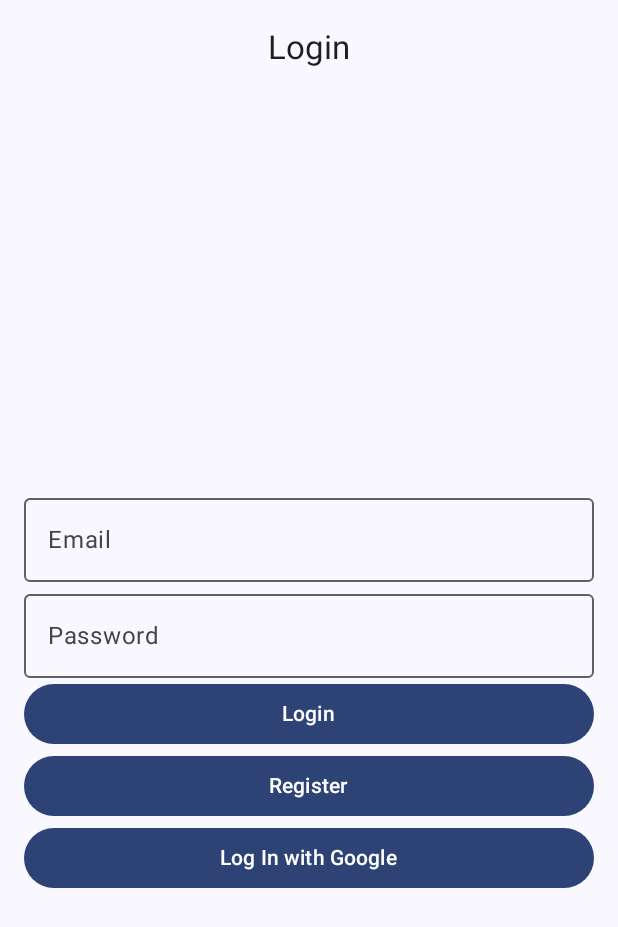
After one commit to chilagranate/CostSplitter, an Android app built with Jetpack Compose: the composable CostSplitterApp shown on its own in the app's theme, on a phone screen of 412 x 824 dp. The commit adds this screen. Shown: the top 927 px of the screen. Run offline under Robolectric (Android 15) with nearby library versions, the phone set to English and light mode, and no system bars.

Commit message:
feat: Add login screen and navigation
This commit adds a login screen and sets up basic navigation between the launcher screen and the login screen.

- Added Firebase
 dependencies for authentication and analytics.
- Created LoginScreen composable with email and password fields.
- Created LauncherScreen composable with a loading indicator.
- Implemented navigation between LauncherScreen and LoginScreen.
- Created CostSplitterTopAppBar composable for consistent app bar.
- Added CostSplitterApplication class for
 dependency injection.
- Updated build.gradle.kts with necessary dependencies and plugins.

```diff
--- a/app/src/main/AndroidManifest.xml
+++ b/app/src/main/AndroidManifest.xml
@@ -3,6 +3,7 @@
     xmlns:tools="http://schemas.android.com/tools">
 
     <application
+        android:name=".CostSplitterApplication"
         android:allowBackup="true"
         android:dataExtractionRules="@xml/data_extraction_rules"
         android:fullBackupContent="@xml/backup_rules"
--- /dev/null
+++ b/app/src/main/java/com/example/costsplitter/CostSplitterApp.kt
@@ -0,0 +1,53 @@
+package com.example.costsplitter
+
+import android.annotation.SuppressLint
+import androidx.compose.material.icons.Icons
+import androidx.compose.material.icons.Icons.Filled
+import androidx.compose.material.icons.automirrored.filled.ArrowBack
+import androidx.compose.material.icons.filled.ArrowBack
+import androidx.compose.material3.CenterAlignedTopAppBar
+import androidx.compose.material3.ExperimentalMaterial3Api
+import androidx.compose.material3.Icon
+import androidx.compose.material3.IconButton
+import androidx.compose.material3.Text
+import androidx.compose.material3.TopAppBarScrollBehavior
+import androidx.compose.runtime.Composable
+import androidx.compose.ui.Modifier
+import androidx.compose.ui.res.stringResource
+import androidx.navigation.NavHostController
+import androidx.navigation.compose.rememberNavController
+import com.example.costsplitter.ui.navigation.CostSplitterNavHost
+
+@SuppressLint("UnusedMaterial3ScaffoldPaddingParameter")
+@Composable
+fun CostSplitterApp(navController: NavHostController = rememberNavController()) {
+    CostSplitterNavHost(navController = navController)
+}
+
+
+/**
+ * App bar to display title and conditionally display the back navigation.
+ */
+@OptIn(ExperimentalMaterial3Api::class)
+@Composable
+fun CostSplitterTopAppBar(
+    title: String,
+    canNavigateBack: Boolean,
+    modifier: Modifier = Modifier,
+    scrollBehavior: TopAppBarScrollBehavior? = null,
+    navigateUp: () -> Unit = {}
+) {
+    CenterAlignedTopAppBar(title = { Text(title) },
+        modifier = modifier,
+        scrollBehavior = scrollBehavior,
+        navigationIcon = {
+            if (canNavigateBack) {
+                IconButton(onClick = navigateUp) {
+                    Icon(
+                        imageVector = Icons.AutoMirrored.Filled.ArrowBack,
+                        contentDescription = stringResource(R.string.back_button)
+                    )
+                }
+            }
+        })
+}
--- /dev/null
+++ b/app/src/main/java/com/example/costsplitter/ui/navigation/CostSplitterNavGraph.kt
@@ -0,0 +1,32 @@
+package com.example.costsplitter.ui.navigation
+
+import androidx.compose.runtime.Composable
+import androidx.navigation.NavController
+import androidx.navigation.compose.NavHost
+import androidx.navigation.compose.composable
+import androidx.navigation.NavHostController
+import com.example.costsplitter.ui.screens.LauncherScreen
+import androidx.compose.ui.Modifier
+import com.example.costsplitter.ui.screens.LoginDestination
+import com.example.costsplitter.ui.screens.LoginScreen
+
+@Composable
+fun CostSplitterNavHost(
+    navController: NavHostController,
+    modifier: Modifier = Modifier,
+) {
+    NavHost(
+        navController = navController, startDestination = "launcher", modifier = modifier
+    ) {
+        composable(route = "launcher") {
+            LauncherScreen(
+                navigateToLogin = { navController.navigate(LoginDestination.route)}
+            )
+        }
+        composable(route = "login") {
+            LoginScreen()
+        }
+
+    }
+
+}
--- /dev/null
+++ b/app/src/main/java/com/example/costsplitter/ui/navigation/NavDestination.kt
@@ -0,0 +1,13 @@
+package com.example.costsplitter.ui.navigation
+
+interface NavDestination {
+    /**
+     * Unique name to define the path for a composable
+     */
+    val route: String
+
+    /**
+     * String resource id to that contains title to be displayed for the screen.
+     */
+    val titleRes: Int
+}
--- /dev/null
+++ b/app/src/main/java/com/example/costsplitter/ui/screens/LauncherScreen.kt
@@ -0,0 +1,39 @@
+package com.example.costsplitter.ui.screens
+import androidx.compose.foundation.layout.Box
+import androidx.compose.foundation.layout.fillMaxSize
+import androidx.compose.material3.CircularProgressIndicator
+import androidx.compose.material3.Text
+import androidx.compose.runtime.Composable
+import androidx.compose.runtime.LaunchedEffect
+import androidx.compose.ui.Alignment
+import androidx.compose.ui.Modifier
+import com.example.costsplitter.R
+import com.example.costsplitter.ui.navigation.NavDestination
+import kotlinx.coroutines.delay
+import androidx.lifecycle.viewmodel.compose.viewModel
+
+
+
+object LauncherScreenDestination: NavDestination {
+    override val route= "launcher"
+    override val titleRes= R.string.app_name
+}
+
+
+@Composable
+fun LauncherScreen(
+    viewModel: LauncherViewModel = viewModel(),
+    navigateToLogin: () -> Unit,
+    modifier: Modifier= Modifier) {
+    Box(
+        modifier = Modifier.fillMaxSize(),
+        contentAlignment = Alignment.Center
+    ) {
+        CircularProgressIndicator()
+
+        LaunchedEffect(Unit) {
+            delay(2000)  // Espera de 2 segundos
+            navigateToLogin()
+        }
+    }
+}
--- /dev/null
+++ b/app/src/main/java/com/example/costsplitter/ui/screens/LauncherViewModel.kt
@@ -0,0 +1,36 @@
+package com.example.costsplitter.ui.screens
+
+import androidx.lifecycle.ViewModel
+import androidx.lifecycle.viewModelScope
+import kotlinx.coroutines.delay
+import kotlinx.coroutines.launch
+
+
+class LauncherViewModel() : ViewModel() {
+
+    // Here you could add LiveData or StateFlow to handle states
+    // val isLoggedIn = MutableLiveData<Boolean>()
+
+    init {
+        // Add any necessary initialization logic here
+    }
+
+    fun simulateLoading(onComplete: () -> Unit) {
+        viewModelScope.launch {
+            delay(2000)  // Simulate a 2-second wait
+            // Here you could add check logic, for example, verify if the user is logged in
+            // if (isUserLoggedIn()) {
+            //     onComplete(true)
+            // } else {
+            //     onComplete(false)
+            // }
+            onComplete()
+        }
+    }
+
+    // You can add checking functions here
+    // private fun isUserLoggedIn(): Boolean {
+    //     // Logic to check if the user is logged in
+    //     return false
+    // }
+}
--- /dev/null
+++ b/app/src/main/java/com/example/costsplitter/ui/screens/LoginScreen.kt
@@ -0,0 +1,153 @@
+package com.example.costsplitter.ui.screens
+
+import android.annotation.SuppressLint
+import android.util.Log
+import androidx.compose.foundation.layout.Arrangement
+import androidx.compose.foundation.layout.Box
+import androidx.compose.foundation.layout.Column
+import androidx.compose.foundation.layout.fillMaxSize
+import androidx.compose.foundation.layout.fillMaxWidth
+import androidx.compose.foundation.layout.padding
+import androidx.compose.foundation.text.KeyboardActions
+import androidx.compose.foundation.text.KeyboardOptions
+import androidx.compose.material3.Button
+import androidx.compose.material3.ExperimentalMaterial3Api
+import androidx.compose.material3.OutlinedTextField
+import androidx.compose.material3.Scaffold
+import androidx.compose.material3.Text
+import androidx.compose.material3.TopAppBarDefaults
+import androidx.compose.runtime.Composable
+import androidx.compose.runtime.collectAsState
+import androidx.compose.runtime.getValue
+import androidx.compose.runtime.remember
+import androidx.compose.ui.Alignment
+import androidx.compose.ui.Modifier
+import androidx.compose.ui.focus.FocusRequester
+import androidx.compose.ui.focus.focusRequester
+import androidx.compose.ui.input.nestedscroll.nestedScroll
+import androidx.compose.ui.res.stringResource
+import androidx.compose.ui.text.input.ImeAction
+import androidx.compose.ui.text.input.KeyboardType
+import androidx.compose.ui.text.input.PasswordVisualTransformation
+import androidx.compose.ui.unit.dp
+import androidx.lifecycle.viewmodel.compose.viewModel
+import androidx.navigation.NavController
+import com.example.costsplitter.CostSplitterTopAppBar
+import com.example.costsplitter.R
+import com.example.costsplitter.ui.navigation.NavDestination
+
+object LoginDestination : NavDestination {
+    override val route = "login"
+    override val titleRes = R.string.login_title
+}
+
+@OptIn(ExperimentalMaterial3Api::class)
+@SuppressLint("UnusedMaterial3ScaffoldPaddingParameter")
+@Composable
+fun LoginScreen(
+    viewModel: LoginViewModel = viewModel(),
+    modifier: Modifier = Modifier
+) {
+    val uiState by viewModel.uiState.collectAsState()
+    val scrollBehavior = TopAppBarDefaults.enterAlwaysScrollBehavior()
+
+    Scaffold(
+        modifier = modifier.nestedScroll(scrollBehavior.nestedScrollConnection),
+        topBar = {
+            CostSplitterTopAppBar(
+                title = stringResource(LoginDestination.titleRes),
+                canNavigateBack = false,
+                scrollBehavior = scrollBehavior
+            )
+        },
+    ) { innerPadding ->
+        Box(
+            modifier = Modifier
+                .padding(innerPadding)
+                .fillMaxSize()
+        ) {
+            LoginBody(
+                email = uiState.email,
+                password = uiState.password,
+                onEmailChanged = viewModel::onEmailChanged,
+                onPasswordChanged = viewModel::onPasswordChanged,
+                modifier = Modifier
+                    .fillMaxWidth()
+
+            )
+        }
+    }
+}
+
+@Composable
+private fun LoginBody(
+    email: String,
+    password: String,
+    onEmailChanged: (String) -> Unit,
+    onPasswordChanged: (String) -> Unit,
+    modifier: Modifier = Modifier
+) {
+    val passwordFocusRequester = remember { FocusRequester() }
+    Column(
+        modifier = Modifier
+            .fillMaxSize()
+            .padding(horizontal = 16.dp)
+            .padding(top = 32.dp),
+        verticalArrangement = Arrangement.Center,
+        horizontalAlignment = Alignment.CenterHorizontally
+    ) {
+        OutlinedTextField(
+            value = email,
+            onValueChange = onEmailChanged,
+            singleLine = true,
+            keyboardOptions = KeyboardOptions.Default.copy(
+                keyboardType = KeyboardType.Email,
+                imeAction = ImeAction.Next
+            ),
+            keyboardActions = KeyboardActions(
+                onNext = { passwordFocusRequester.requestFocus() }
+            ),
+            label = { Text("Email") },
+            modifier = modifier
+        )
+        OutlinedTextField(
+            value = password,
+            onValueChange = onPasswordChanged,
+            singleLine = true,
+            keyboardOptions = KeyboardOptions.Default.copy(
+                keyboardType = KeyboardType.Password,
+                imeAction = ImeAction.Done
+            ),
+            keyboardActions = KeyboardActions(
+                onDone = { /* handle done action if needed */ }
+            ),
+            label = { Text("Password") },
+            visualTransformation = PasswordVisualTransformation(),
+            modifier = modifier.focusRequester(passwordFocusRequester)
+        )
+
+        Button(
+            onClick = { /*TODO*/ },
+            modifier = modifier.fillMaxWidth()
+        ) {
+            Text(text = "Login")
+        }
+
+        Button(
+            onClick = { /*TODO*/ },
+            modifier = Modifier.fillMaxWidth()
+        ) {
+            Text(text = "Register")
+        }
+
+        Button(
+            onClick = { /*TODO*/ },
+            modifier = Modifier.fillMaxWidth()
+        ) {
+            Text(text = "Log In with Google")
+        }
+
+    }
+
+
+}
--- /dev/null
+++ b/app/src/main/java/com/example/costsplitter/ui/screens/LoginViewModel.kt
@@ -0,0 +1,33 @@
+package com.example.costsplitter.ui.screens
+import androidx.lifecycle.SavedStateHandle
+import androidx.lifecycle.ViewModel
+import kotlinx.coroutines.flow.MutableStateFlow
+import kotlinx.coroutines.flow.StateFlow
+
+class LoginViewModel() : ViewModel() {
+
+    private val _uiState = MutableStateFlow(LoginUiState())
+    val uiState: StateFlow<LoginUiState> = _uiState
+
+    fun onEmailChanged(newEmail: String) {
+        _uiState.value = _uiState.value.copy(email = newEmail)
+    }
+
+    fun onPasswordChanged(newPassword: String) {
+        _uiState.value = _uiState.value.copy(password = newPassword)
+    }
+
+
+    fun login() {
+        _uiState.value = _uiState.value.copy(isLoading = true)
+        _uiState.value = _uiState.value.copy(isLoading = false, errorMessage = "Login Failed")
+    }
+}
+
+
+data class LoginUiState(
+    val email: String = "",
+    val password: String = "",
+    val isLoading: Boolean = false,
+    val errorMessage: String? = null
+)
--- a/app/src/main/java/com/example/costsplitter/ui/theme/Theme.kt
+++ b/app/src/main/java/com/example/costsplitter/ui/theme/Theme.kt
@@ -273,6 +273,9 @@ fun CostSplitterTheme(
       darkTheme -> darkScheme
       else -> lightScheme
   }
+
+
+
   val view = LocalView.current
   if (!view.isInEditMode) {
     SideEffect {
--- a/app/src/main/res/values/strings.xml
+++ b/app/src/main/res/values/strings.xml
@@ -1,3 +1,5 @@
 <resources>
     <string name="app_name">CostSplitter</string>
+    <string name="back_button">Back</string>
+    <string name="login_title">Login</string>
 </resources>
--- a/build.gradle.kts
+++ b/build.gradle.kts
@@ -2,4 +2,5 @@
 plugins {
     alias(libs.plugins.android.application) apply false
     alias(libs.plugins.kotlin.android) apply false
+    alias(libs.plugins.google.gms.google.services) apply false
 }
```
Also changed, not shown: app/build.gradle.kts (+8 -0 lines), app/src/main/java/com/example/costsplitter/CostSplitterApplication.kt (added, +16 -0 lines), app/src/main/java/com/example/costsplitter/MainActivity.kt (+7 -21 lines), app/src/main/java/com/example/costsplitter/data/AppContainer.kt (added, +12 -0 lines), app/src/main/java/com/example/costsplitter/ui/AppViewModelProvider.kt (added, +12 -0 lines), gradle/libs.versions.toml (+11 -0 lines), 1 other file.
